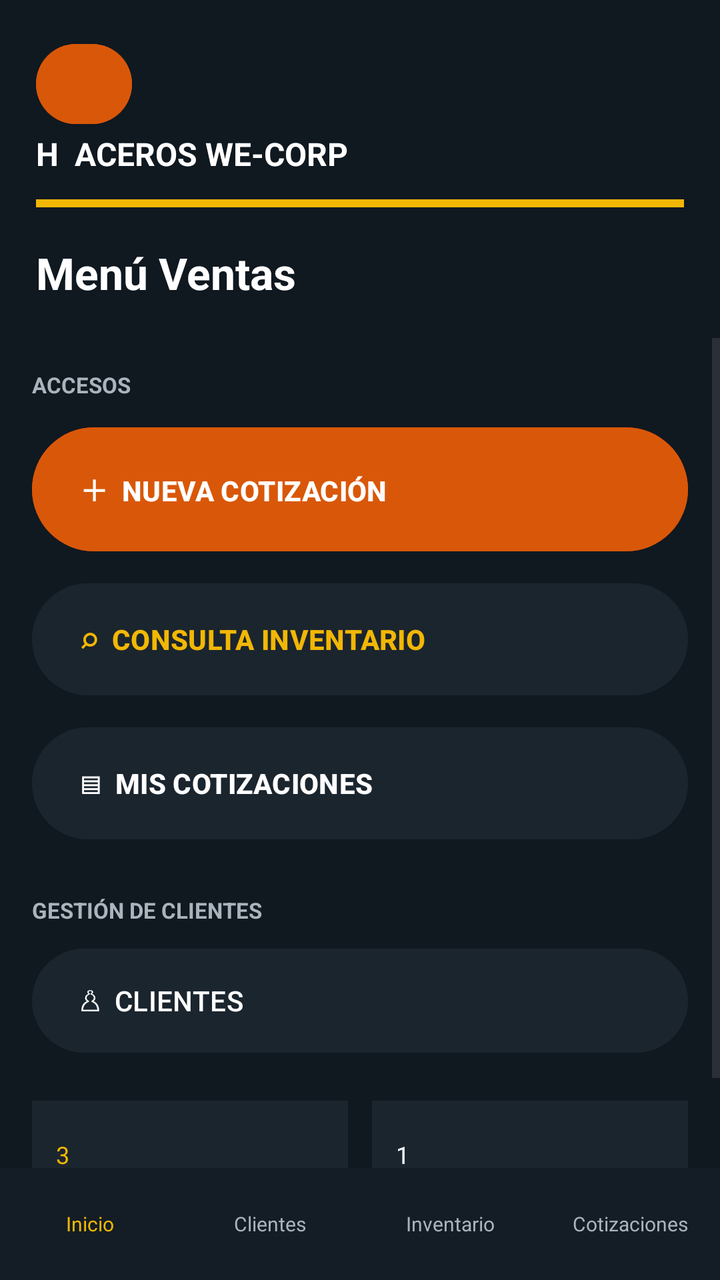
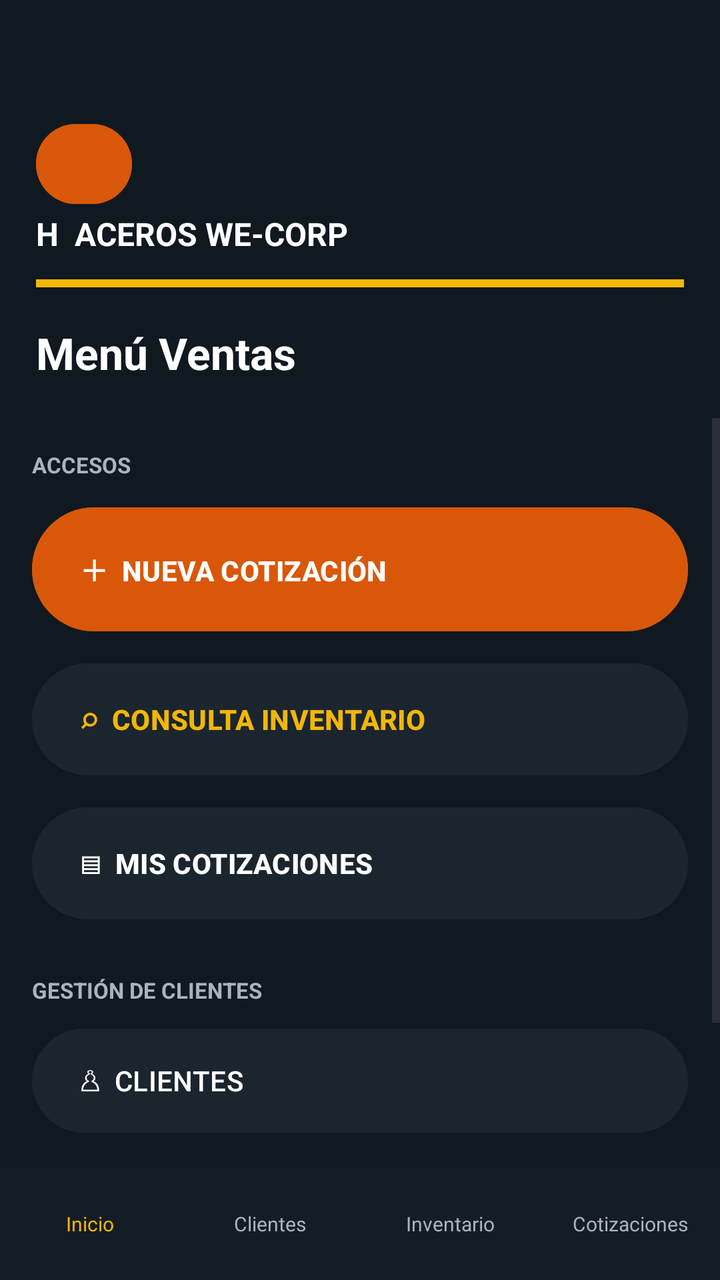

Screens rendered from an Android XML layout before and after an edit, with the pre-edit source and the edit as a unified diff.
<!-- AndroidManifest.xml: application theme Theme.Aceroswecorp -->
<!-- res/layout/activity_menu_ventas.xml -->
<?xml version="1.0" encoding="utf-8"?>
<LinearLayout xmlns:android="http://schemas.android.com/apk/res/android"
    android:id="@+id/screen_root"
    android:layout_width="match_parent"
    android:layout_height="match_parent"
    android:background="#101820"
    android:orientation="vertical">

    <LinearLayout
        android:layout_width="match_parent"
        android:layout_height="wrap_content"
        android:background="#101820"
        android:orientation="vertical"
        android:padding="18dp">

        <Button
            android:id="@+id/screen_back"
            android:layout_width="48dp"
            android:layout_height="48dp"
            android:backgroundTint="#D95708"
            android:contentDescription="@string/back"
            android:text="@string/back_arrow"
            android:textColor="#FFFFFF"
            android:textSize="24sp" />

        <TextView
            android:layout_width="wrap_content"
            android:layout_height="wrap_content"
            android:text="H  ACEROS WE-CORP"
            android:textColor="#FFFFFF"
            android:textSize="16sp"
            android:textStyle="bold" />

        <TextView
            android:layout_width="match_parent"
            android:layout_height="4dp"
            android:layout_marginTop="12dp"
            android:background="#F2B705" />

        <TextView
            android:layout_width="match_parent"
            android:layout_height="wrap_content"
            android:layout_marginTop="18dp"
            android:text="Menú Ventas"
            android:textColor="#FFFFFF"
            android:textSize="22sp"
            android:textStyle="bold" />
    </LinearLayout>

    <ScrollView
        android:layout_width="match_parent"
        android:layout_height="0dp"
        android:layout_weight="1">

        <LinearLayout
            android:layout_width="match_parent"
            android:layout_height="wrap_content"
            android:orientation="vertical"
            android:padding="16dp">

            <TextView
                android:layout_width="match_parent"
                android:layout_height="wrap_content"
                android:text="ACCESOS"
                android:textColor="#AAB4BC"
                android:textSize="11sp"
                android:textStyle="bold" />

            <Button
                android:id="@+id/button_new_quote"
                android:layout_width="match_parent"
                android:layout_height="70dp"
                android:layout_marginTop="10dp"
                android:backgroundTint="#D95708"
                android:gravity="start|center_vertical"
                android:text="＋  NUEVA COTIZACIÓN"
                android:textColor="#FFFFFF"
                android:textStyle="bold" />

            <Button
                android:id="@+id/button_inventory"
                android:layout_width="match_parent"
                android:layout_height="64dp"
                android:layout_marginTop="8dp"
                android:backgroundTint="#1B252E"
                android:gravity="start|center_vertical"
                android:text="⌕  CONSULTA INVENTARIO"
                android:textColor="#F2B705"
                android:textStyle="bold" />

            <Button
                android:id="@+id/button_my_quotes"
                android:layout_width="match_parent"
                android:layout_height="64dp"
                android:layout_marginTop="8dp"
                android:backgroundTint="#1B252E"
                android:gravity="start|center_vertical"
                android:text="▤  MIS COTIZACIONES"
                android:textColor="#FFFFFF"
                android:textStyle="bold" />

            <TextView
                android:layout_width="match_parent"
                android:layout_height="wrap_content"
                android:layout_marginTop="24dp"
                android:text="GESTIÓN DE CLIENTES"
                android:textColor="#AAB4BC"
                android:textSize="11sp"
                android:textStyle="bold" />

            <Button
                android:id="@+id/button_clients"
                android:layout_width="match_parent"
                android:layout_height="60dp"
                android:layout_marginTop="8dp"
                android:backgroundTint="#1B252E"
                android:gravity="start|center_vertical"
                android:text="♙  CLIENTES"
                android:textColor="#FFFFFF" />

            <LinearLayout
                android:layout_width="match_parent"
                android:layout_height="wrap_content"
                android:layout_marginTop="20dp"
                android:orientation="horizontal">

                <TextView
                    android:layout_width="0dp"
                    android:layout_height="68dp"
                    android:layout_marginEnd="6dp"
                    android:layout_weight="1"
                    android:background="#1B252E"
                    android:gravity="center_vertical"
                    android:padding="12dp"
                    android:text="3\nCotizaciones del día"
                    android:textColor="#F2B705"
                    android:textSize="12sp" />

                <TextView
                    android:layout_width="0dp"
                    android:layout_height="68dp"
                    android:layout_marginStart="6dp"
                    android:layout_weight="1"
                    android:background="#1B252E"
                    android:gravity="center_vertical"
                    android:padding="12dp"
                    android:text="1\nPendiente"
                    android:textColor="#FFFFFF"
                    android:textSize="12sp" />
            </LinearLayout>
        </LinearLayout>
    </ScrollView>

    <LinearLayout
        android:layout_width="match_parent"
        android:layout_height="56dp"
        android:background="#141D25"
        android:gravity="center"
        android:orientation="horizontal">

        <TextView android:id="@+id/nav_inicio" android:layout_width="0dp" android:layout_height="match_parent" android:layout_weight="1" android:gravity="center" android:text="Inicio" android:textColor="#F2B705" android:textSize="10sp" />
        <TextView android:id="@+id/nav_clientes" android:layout_width="0dp" android:layout_height="match_parent" android:layout_weight="1" android:gravity="center" android:text="Clientes" android:textColor="#AAB4BC" android:textSize="10sp" />
        <TextView android:id="@+id/nav_inventario" android:layout_width="0dp" android:layout_height="match_parent" android:layout_weight="1" android:gravity="center" android:text="Inventario" android:textColor="#AAB4BC" android:textSize="10sp" />
        <TextView android:id="@+id/nav_cotizaciones" android:layout_width="0dp" android:layout_height="match_parent" android:layout_weight="1" android:gravity="center" android:text="Cotizaciones" android:textColor="#AAB4BC" android:textSize="10sp" />
    </LinearLayout>
</LinearLayout>
<!-- resources referenced by this layout -->
<resources>
  <string name="back">Volver</string>
  <string name="back_arrow">‹</string>
  <style name="Theme.Aceroswecorp" parent="Base.Theme.Aceroswecorp" />
  <style name="Base.Theme.Aceroswecorp" parent="Theme.Material3.DayNight.NoActionBar">
          
          
      </style>
</resources>

<!-- the commit's change to res/layout/activity_menu_ventas.xml (unified diff, before → after) -->
@@ -19,6 +19,7 @@
             android:layout_height="48dp"
             android:backgroundTint="#D95708"
             android:contentDescription="@string/back"
+            android:layout_marginTop="40dp"
             android:text="@string/back_arrow"
             android:textColor="#FFFFFF"
             android:textSize="24sp" />
